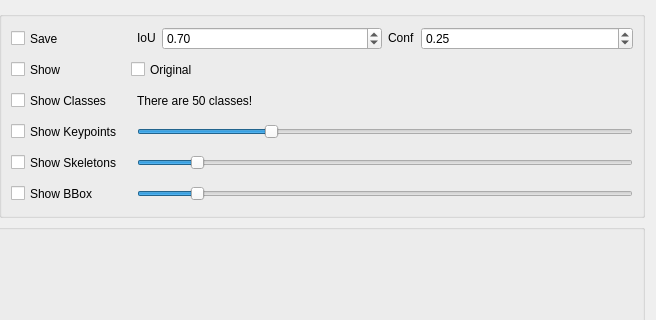
Old version of the form animalposetracker/gui/ui/animalposeinference.ui in the repository wux024/AnimalPoseTracker; both pictures show x 665 to 1321 and y 0 to 320 of the 1321 by 845 pixel window.
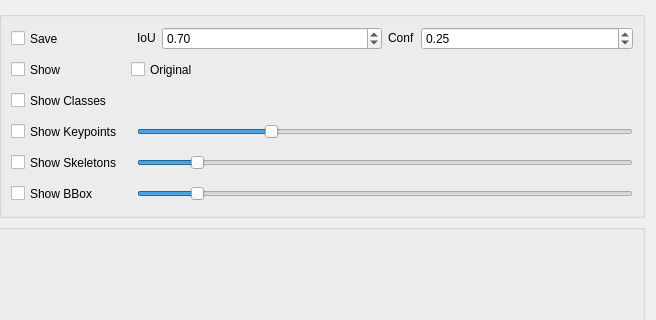
New version of the form. Icons and pictures are not drawn.

```diff
--- a/animalposetracker/gui/ui/animalposeinference.ui
+++ b/animalposetracker/gui/ui/animalposeinference.ui
@@ -719,7 +719,7 @@
              </size>
             </property>
             <property name="text">
-             <string>There are 50 classes!</string>
+             <string/>
             </property>
            </widget>
           </item>
```
